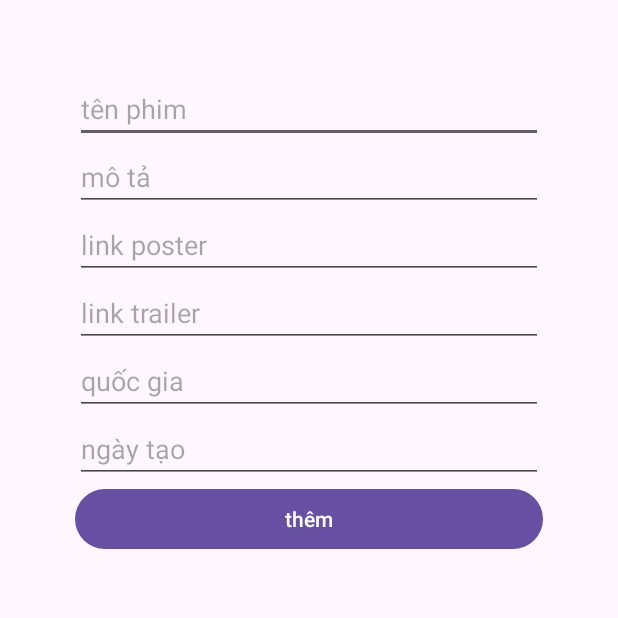
After one commit to vucongchien/AppXemPhim, an Android app: the Add_data_sample screen opened directly, with no data from a screen before it, on a phone screen of 412 x 824 dp, the top half of it. The commit adds this screen. Run offline under Robolectric (Android 15) with nearby library versions, the phone set to English and light mode, and no system bars; our stand-ins replace Firebase (no records; nobody signed in at launch, a user with empty details on screens opened directly); 6 statements that could not run were skipped.

Commit message:
chore: init project components and boilerplate

```diff
--- a/app/src/main/AndroidManifest.xml
+++ b/app/src/main/AndroidManifest.xml
@@ -17,6 +17,9 @@
         android:supportsRtl="true"
         android:theme="@style/Theme.AppXemPhim"
         tools:targetApi="31">
+        <activity
+            android:name=".Add_data_sample"
+            android:exported="false" />
         <activity
             android:name=".SetPassWord"
             android:exported="false" />
--- /dev/null
+++ b/app/src/main/java/com/example/appxemphim/Add_data_sample.java
@@ -0,0 +1,62 @@
+package com.example.appxemphim;
+
+import static com.example.appxemphim.FireStore_DataBase.Add_Data.Add_Data_movie;
+
+import android.os.Bundle;
+import android.view.View;
+import android.widget.EditText;
+import android.widget.Toast;
+
+import androidx.activity.EdgeToEdge;
+import androidx.appcompat.app.AppCompatActivity;
+import androidx.core.graphics.Insets;
+import androidx.core.view.ViewCompat;
+import androidx.core.view.WindowInsetsCompat;
+
+import com.example.appxemphim.object_data.Movie;
+
+import java.text.ParseException;
+import java.text.SimpleDateFormat;
+import java.time.LocalDate;
+import java.time.format.DateTimeFormatter;
+import java.util.ArrayList;
+import java.util.Date;
+
+public class Add_data_sample extends MainActivity {
+    ArrayList<EditText> editTexts;
+    ArrayList<String> text;
+    SimpleDateFormat dateFormat = new SimpleDateFormat("dd-MM-yyyy");
+    Date date;
+
+    @Override
+    protected void onCreate(Bundle savedInstanceState) {
+        super.onCreate(savedInstanceState);
+        EdgeToEdge.enable(this);
+        setContentView(R.layout.activity_add_data_sample);
+        editTexts.add(findViewById(R.id.tenphim));
+        editTexts.add(findViewById(R.id.mota));
+        editTexts.add(findViewById(R.id.poster));
+        editTexts.add(findViewById(R.id.trailer));
+        editTexts.add(findViewById(R.id.nation));
+        editTexts.add(findViewById(R.id.created_at));
+
+    }
+
+    public void addmovie(View view) {
+        for( EditText a : editTexts){
+            text.add(a.getText().toString());
+            if(a.getText().toString().isEmpty()){
+                Toast.makeText(this, "vui long nhap du thong tin", Toast.LENGTH_SHORT).show();
+                text.clear();
+                return;
+            }
+        }
+        try {
+             date = dateFormat.parse(text.get(5));
+        }catch (ParseException e){
+            e.printStackTrace();
+        }
+
+        Add_Data_movie(db, new Movie(text.get(0),text.get(1),text.get(2),text.get(3),text.get(4),date));
+    }
+}
--- a/app/src/main/java/com/example/appxemphim/MainActivity.java
+++ b/app/src/main/java/com/example/appxemphim/MainActivity.java
@@ -16,10 +16,12 @@ import androidx.core.view.WindowInsetsCompat;
 import com.google.firebase.auth.FirebaseAuth;
 import com.google.firebase.Firebase;
 import com.google.firebase.auth.FirebaseUser;
+import com.google.firebase.database.FirebaseDatabase;
 
 public class MainActivity extends AppCompatActivity {
     FirebaseAuth mAuth;
     FirebaseUser user;
+    FirebaseDatabase db;
     TextView name;
     Button logout;
 
@@ -31,6 +33,7 @@ public class MainActivity extends AppCompatActivity {
         name =findViewById(R.id.textView);
         logout = findViewById(R.id.button6);
         mAuth= FirebaseAuth.getInstance();
+        db = FirebaseDatabase.getInstance();
        checkout();
 
     }
@@ -76,4 +79,8 @@ public class MainActivity extends AppCompatActivity {
     public void forgetPass(View view) {
         startActivity(new Intent(MainActivity.this, ForgotPassword.class));
     }
+
+    public void changepageaddmovie(View view) {
+        startActivity(new Intent(MainActivity.this,Add_data_sample.class));
+    }
 }
--- /dev/null
+++ b/app/src/main/res/layout/activity_add_data_sample.xml
@@ -0,0 +1,66 @@
+<?xml version="1.0" encoding="utf-8"?>
+<LinearLayout xmlns:android="http://schemas.android.com/apk/res/android"
+    xmlns:app="http://schemas.android.com/apk/res-auto"
+    xmlns:tools="http://schemas.android.com/tools"
+    android:id="@+id/main"
+    android:layout_width="match_parent"
+    android:layout_height="match_parent"
+    android:orientation="vertical"
+    tools:context=".Add_data_sample"
+    android:padding="50dp">
+
+    <EditText
+        android:id="@+id/tenphim"
+        android:layout_width="match_parent"
+        android:layout_height="wrap_content"
+        android:ems="10"
+        android:inputType="text"
+        android:hint="tên phim" />
+
+    <EditText
+        android:id="@+id/mota"
+        android:layout_width="match_parent"
+        android:layout_height="wrap_content"
+        android:ems="10"
+        android:inputType="text"
+        android:hint="mô tả" />
+
+    <EditText
+        android:id="@+id/poster"
+        android:layout_width="match_parent"
+        android:layout_height="wrap_content"
+        android:ems="10"
+        android:inputType="text"
+        android:hint="link poster" />
+
+    <EditText
+        android:id="@+id/trailer"
+        android:layout_width="match_parent"
+        android:layout_height="wrap_content"
+        android:ems="10"
+        android:inputType="text"
+        android:hint="link trailer" />
+
+    <EditText
+        android:id="@+id/nation"
+        android:layout_width="match_parent"
+        android:layout_height="wrap_content"
+        android:ems="10"
+        android:inputType="text"
+        android:hint="quốc gia" />
+
+    <EditText
+        android:id="@+id/created_at"
+        android:layout_width="match_parent"
+        android:layout_height="wrap_content"
+        android:ems="10"
+        android:inputType="text"
+        android:hint="ngày tạo" />
+
+    <Button
+        android:id="@+id/button12"
+        android:layout_width="match_parent"
+        android:layout_height="wrap_content"
+        android:onClick="addmovie"
+        android:text="thêm" />
+</LinearLayout>
--- a/gradle/libs.versions.toml
+++ b/gradle/libs.versions.toml
@@ -10,6 +10,7 @@ constraintlayout = "2.2.1"
 firebaseDatabase = "21.0.0"
 firebaseStorage = "21.0.1"
 firebaseAuth = "23.2.0"
+firebaseFirestore = "25.1.2"
 
 [libraries]
 junit = { group = "junit", name = "junit", version.ref = "junit" }
@@ -22,6 +23,7 @@ constraintlayout = { group = "androidx.constraintlayout", name = "constraintlayo
 firebase-database = { group = "com.google.firebase", name = "firebase-database", version.ref = "firebaseDatabase" }
 firebase-storage = { group = "com.google.firebase", name = "firebase-storage", version.ref = "firebaseStorage" }
 firebase-auth = { group = "com.google.firebase", name = "firebase-auth", version.ref = "firebaseAuth" }
+firebase-firestore = { group = "com.google.firebase", name = "firebase-firestore", version.ref = "firebaseFirestore" }
 
 [plugins]
 android-application = { id = "com.android.application", version.ref = "agp" }
```
Also changed, not shown: app/src/main/java/com/example/appxemphim/FireStore_DataBase/Add_Data.java (added, +22 -0 lines), app/src/main/java/com/example/appxemphim/object_data/Movie.java (+9 -7 lines), app/src/main/res/layout/activity_main.xml (+7 -0 lines).
